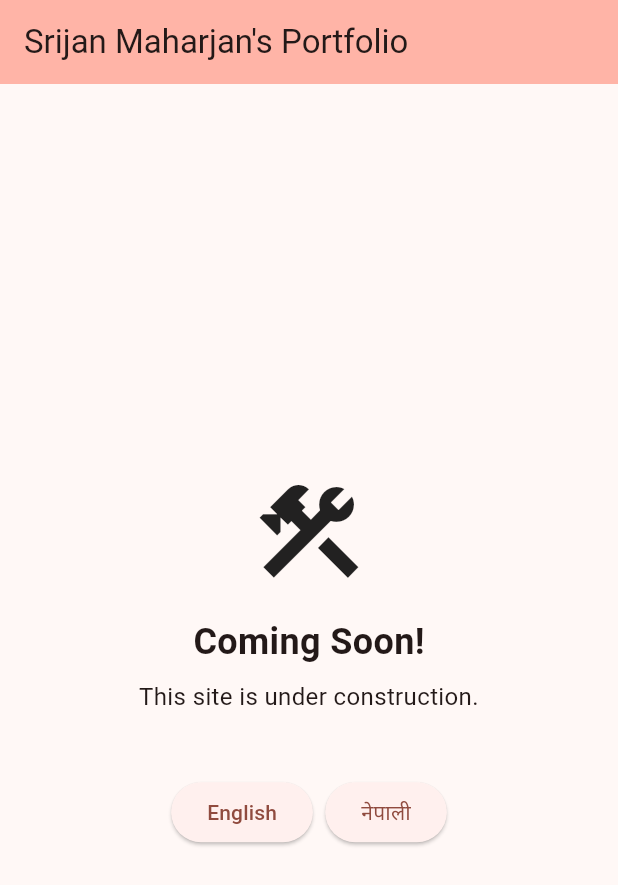
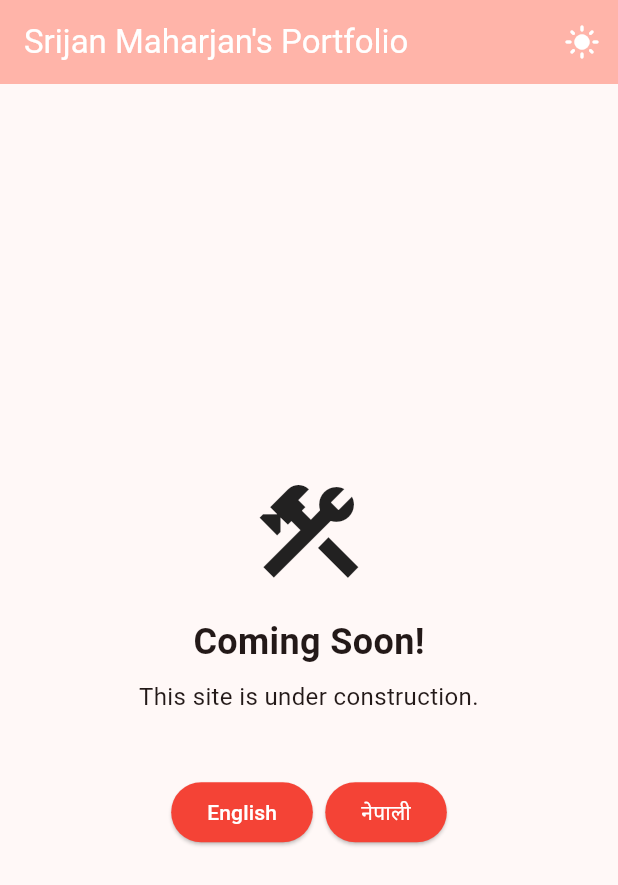
Before and after one commit to r3ddev1l/my_portfolio, a Flutter app: the screen it shows after launch, on a phone screen of 412 x 824 dp. Shown: the top 885 px of the screen. Run offline on Flutter 3.47's test engine with Material 3 defaults, Android fonts, the light colour scheme and no system bars.

Commit message:
Feature: Dark mode toggle added

```diff
--- a/lib/main.dart
+++ b/lib/main.dart
@@ -3,12 +3,18 @@ import 'package:flutter_localizations/flutter_localizations.dart';
 import 'package:portfolio/l10n/app_localizations.dart';
 import 'package:portfolio/presentation/pages/home_page/home_page.dart';
 import 'package:portfolio/providers/locale_providers.dart';
+import 'package:portfolio/providers/theme_providers.dart';
+import 'package:portfolio/themes/themes.dart';
 import 'package:provider/provider.dart';
 
 void main() {
   runApp(
-    ChangeNotifierProvider(
-      create: (_) => LocaleProvider(),
+    MultiProvider(
+      providers: [
+        ChangeNotifierProvider(create: (_) => LocaleProvider()),
+        ChangeNotifierProvider(create: (_) => ThemeProvider()),
+      ],
+
       child: const MyApp(),
     ),
   );
@@ -25,6 +31,7 @@ class _MyAppState extends State<MyApp> {
   @override
   Widget build(BuildContext context) {
     final localeProvider = Provider.of<LocaleProvider>(context);
+    final themeProvider = Provider.of<ThemeProvider>(context);
 
     return MaterialApp(
       locale: localeProvider.locale,
@@ -36,11 +43,9 @@ class _MyAppState extends State<MyApp> {
         GlobalCupertinoLocalizations.delegate,
       ],
       title: 'Srijan Maharjan',
-      theme: ThemeData(
-        colorScheme: ColorScheme.fromSeed(
-          seedColor: const Color.fromARGB(255, 255, 17, 0),
-        ),
-      ),
+      theme: lightTheme,
+      darkTheme: darkTheme,
+      themeMode: themeProvider.getCurrentTheme,
       debugShowCheckedModeBanner: false,
       home: HomePage(),
     );
--- a/lib/presentation/pages/home_page/home_page.dart
+++ b/lib/presentation/pages/home_page/home_page.dart
@@ -4,6 +4,7 @@ import 'package:portfolio/l10n/app_localizations.dart';
 import 'package:portfolio/presentation/pages/home_page/components/home_page_large.dart';
 import 'package:portfolio/presentation/pages/home_page/components/home_page_small_medium.dart';
 import 'package:portfolio/providers/locale_providers.dart';
+import 'package:portfolio/providers/theme_providers.dart';
 import 'package:provider/provider.dart';
 
 class HomePage extends StatefulWidget {
@@ -25,6 +26,19 @@ class _HomePageState extends State<HomePage> {
             return Text(loc.srijanMaharjanPortfolio);
           },
         ),
+        actions: [
+          Consumer<ThemeProvider>(
+            builder: (context, themeProvider, _) {
+              return IconButton(
+                icon: Icon(
+                  themeProvider.isDarkMode ? Icons.dark_mode : Icons.light_mode,
+                ),
+                tooltip: themeProvider.isDarkMode ? "Dark Mode" : "Light Mode",
+                onPressed: () => themeProvider.toggleTheme(),
+              );
+            },
+          ),
+        ],
       ),
       body: ResponsiveLayout(
         builder: (context, screenSize) {
--- /dev/null
+++ b/lib/providers/theme_providers.dart
@@ -0,0 +1,15 @@
+import 'package:flutter/material.dart';
+
+class ThemeProvider extends ChangeNotifier {
+  bool _isDarkMode = false;
+
+  bool get isDarkMode => _isDarkMode;
+
+  ThemeMode get getCurrentTheme =>
+      _isDarkMode ? ThemeMode.dark : ThemeMode.light;
+
+  void toggleTheme() {
+    _isDarkMode = !isDarkMode;
+    notifyListeners();
+  }
+}
--- /dev/null
+++ b/lib/themes/themes.dart
@@ -0,0 +1,43 @@
+import 'package:flutter/material.dart';
+
+final lightTheme = ThemeData(
+  brightness: Brightness.light,
+  colorScheme: ColorScheme.fromSeed(
+    seedColor: Colors.red,
+    brightness: Brightness.light,
+  ),
+  appBarTheme: const AppBarTheme(
+    backgroundColor: Colors.red,
+    foregroundColor: Colors.white,
+  ),
+  floatingActionButtonTheme: const FloatingActionButtonThemeData(
+    backgroundColor: Colors.red,
+  ),
+  elevatedButtonTheme: ElevatedButtonThemeData(
+    style: ElevatedButton.styleFrom(
+      backgroundColor: Colors.red,
+      foregroundColor: Colors.white,
+    ),
+  ),
+);
+
+final darkTheme = ThemeData(
+  brightness: Brightness.dark,
+  colorScheme: ColorScheme.fromSeed(
+    seedColor: Colors.red,
+    brightness: Brightness.dark,
+  ),
+  appBarTheme: const AppBarTheme(
+    backgroundColor: Colors.redAccent,
+    foregroundColor: Colors.white,
+  ),
+  floatingActionButtonTheme: const FloatingActionButtonThemeData(
+    backgroundColor: Colors.redAccent,
+  ),
+  elevatedButtonTheme: ElevatedButtonThemeData(
+    style: ElevatedButton.styleFrom(
+      backgroundColor: Colors.redAccent,
+      foregroundColor: Colors.white,
+    ),
+  ),
+);
```
